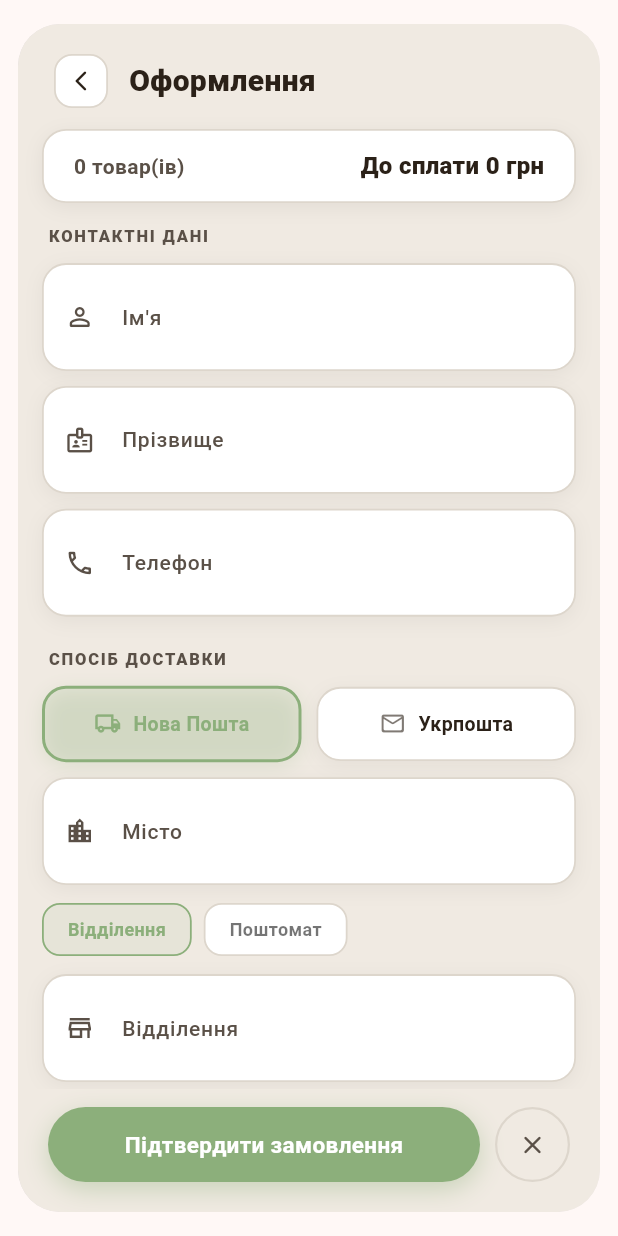
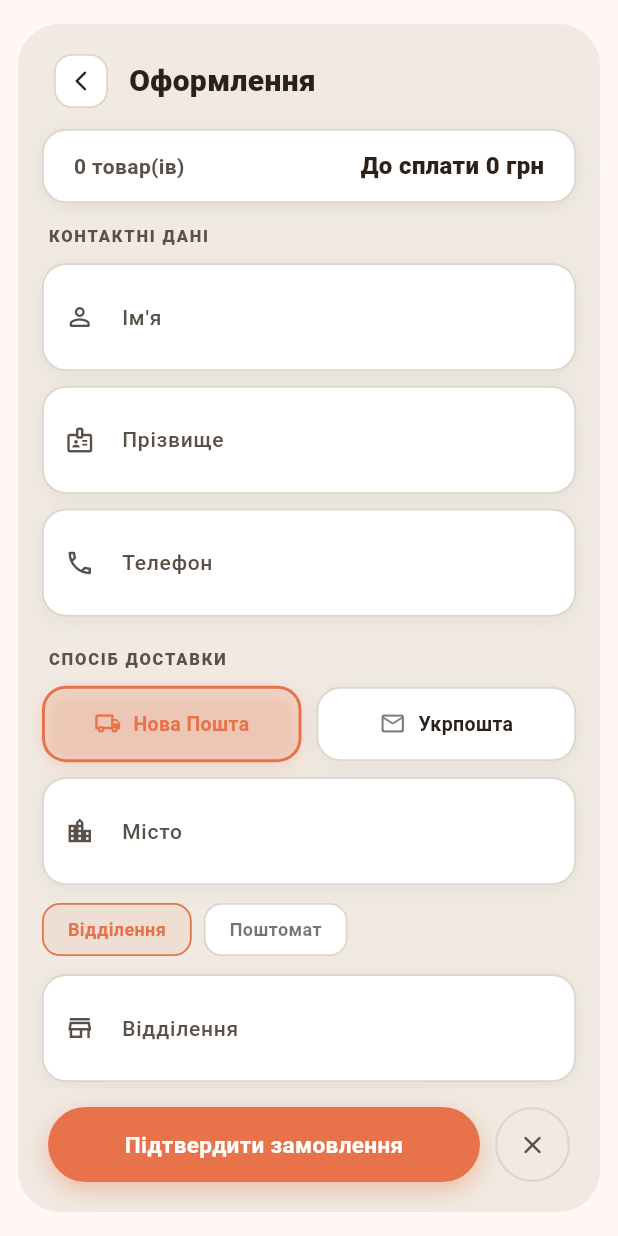
Before and after one commit to VolodymyrPTK/Almendra-app, a Flutter app: the CheckoutSheet widget shown alone on an empty page, opened directly, on a phone screen of 412 x 824 dp. Run offline on Flutter 3.47's test engine with Material 3 defaults, Android fonts, the phone set to English and light mode, and no system bars; our stand-ins replace cached_network_image, cloud_firestore, firebase_auth, firebase_core, google_sign_in, webview_flutter; missing offline and left inert: flutter_facebook_auth; accounts and stored records are empty.

Commit message:
ui updates

```diff
--- a/lib/screens/products_screen.dart
+++ b/lib/screens/products_screen.dart
@@ -135,7 +135,7 @@ class _ProductsScreenState extends State<ProductsScreen> {
                                   Icons.shopping_bag_outlined,
                                   size: 20,
                                   color: hasItems
-                                      ? const Color(0xFF8CAF7B)
+                                      ? const Color(0xFFE8734A)
                                       : (isDark
                                             ? Colors.white
                                             : const Color(0xFF3B3228)),
@@ -148,7 +148,7 @@ class _ProductsScreenState extends State<ProductsScreen> {
                                       style: const TextStyle(
                                         fontSize: 13,
                                         fontWeight: FontWeight.w700,
-                                        color: Color(0xFF8CAF7B),
+                                        color: Color(0xFFE8734A),
                                       ),
                                       maxLines: 1,
                                       overflow: TextOverflow.visible,
--- a/lib/widgets/checkout_sheet.dart
+++ b/lib/widgets/checkout_sheet.dart
@@ -857,14 +857,14 @@ class _CheckoutSheetState extends State<CheckoutSheet> {
                                 decoration: BoxDecoration(
                                   color: _isLoading
                                       ? const Color(
-                                          0xFF8CAF7B,
+                                          0xFFE8734A,
                                         ).withValues(alpha: 0.6)
-                                      : const Color(0xFF8CAF7B),
+                                      : const Color(0xFFE8734A),
                                   borderRadius: BorderRadius.circular(25),
                                   boxShadow: [
                                     BoxShadow(
                                       color: const Color(
-                                        0xFF8CAF7B,
+                                        0xFFE8734A,
                                       ).withValues(alpha: 0.4),
                                       blurRadius: 14,
                                       offset: const Offset(0, 5),
@@ -984,13 +984,13 @@ class _SuccessView extends StatelessWidget {
               width: 80,
               height: 80,
               decoration: BoxDecoration(
-                color: const Color(0xFF8CAF7B).withValues(alpha: 0.15),
+                color: const Color(0xFFE8734A).withValues(alpha: 0.15),
                 shape: BoxShape.circle,
               ),
               child: const Icon(
                 Icons.check_circle_outline_rounded,
                 size: 44,
-                color: Color(0xFF8CAF7B),
+                color: Color(0xFFE8734A),
               ),
             ),
             const SizedBox(height: 20),
@@ -1018,11 +1018,11 @@ class _SuccessView extends StatelessWidget {
                   vertical: 14,
                 ),
                 decoration: BoxDecoration(
-                  color: const Color(0xFF8CAF7B),
+                  color: const Color(0xFFE8734A),
                   borderRadius: BorderRadius.circular(25),
                   boxShadow: [
                     BoxShadow(
-                      color: const Color(0xFF8CAF7B).withValues(alpha: 0.4),
+                      color: const Color(0xFFE8734A).withValues(alpha: 0.4),
                       blurRadius: 14,
                       offset: const Offset(0, 5),
                     ),
--- a/lib/widgets/delivery_widgets.dart
+++ b/lib/widgets/delivery_widgets.dart
@@ -177,17 +177,17 @@ class MiniTab extends StatelessWidget {
 
   @override
   Widget build(BuildContext context) {
-    const green = Color(0xFF8CAF7B);
+    const orange = Color(0xFFE8734A);
     return GestureDetector(
       onTap: onTap,
       child: AnimatedContainer(
         duration: const Duration(milliseconds: 200),
         padding: const EdgeInsets.symmetric(horizontal: 16, vertical: 8),
         decoration: BoxDecoration(
-          color: selected ? green.withValues(alpha: 0.1) : cardBg,
+          color: selected ? orange.withValues(alpha: 0.1) : cardBg,
           borderRadius: BorderRadius.circular(12),
           border: Border.all(
-            color: selected ? green : borderCol,
+            color: selected ? orange : borderCol,
             width: 1.2,
           ),
         ),
@@ -196,7 +196,7 @@ class MiniTab extends StatelessWidget {
           style: TextStyle(
             fontSize: 12,
             fontWeight: FontWeight.w700,
-            color: selected ? green : (isDark ? Colors.white60 : Colors.black54),
+            color: selected ? orange : (isDark ? Colors.white60 : Colors.black54),
           ),
         ),
       ),
@@ -256,7 +256,7 @@ class NovaFields extends StatelessWidget {
 
   @override
   Widget build(BuildContext context) {
-    const green = Color(0xFF8CAF7B);
+    const orange = Color(0xFFE8734A);
 
     return Column(
       crossAxisAlignment: CrossAxisAlignment.stretch,
@@ -281,7 +281,7 @@ class NovaFields extends StatelessWidget {
                   height: 20,
                   child: CircularProgressIndicator(
                     strokeWidth: 2,
-                    valueColor: AlwaysStoppedAnimation(green),
+                    valueColor: AlwaysStoppedAnimation(orange),
                   ),
                 )
               : null,
@@ -318,7 +318,7 @@ class NovaFields extends StatelessWidget {
             child: Text(
               '${raion != null && raion!.isNotEmpty ? '$raion р-н, ' : ''}${oblast ?? ''}${oblast != null && !oblast!.contains('обл') ? ' обл.' : ''}',
               style: TextStyle(
-                color: green.withValues(alpha: 0.8),
+                color: orange.withValues(alpha: 0.8),
                 fontSize: 12,
                 fontWeight: FontWeight.w600,
               ),
@@ -365,7 +365,7 @@ class NovaFields extends StatelessWidget {
                   height: 20,
                   child: CircularProgressIndicator(
                     strokeWidth: 2,
-                    valueColor: AlwaysStoppedAnimation(green),
+                    valueColor: AlwaysStoppedAnimation(orange),
                   ),
                 )
               : null,
@@ -470,23 +470,23 @@ class DeliveryChip extends StatelessWidget {
 
   @override
   Widget build(BuildContext context) {
-    const green = Color(0xFF8CAF7B);
+    const orange = Color(0xFFE8734A);
     return GestureDetector(
       onTap: onTap,
       child: AnimatedContainer(
         duration: const Duration(milliseconds: 220),
         padding: const EdgeInsets.symmetric(horizontal: 14, vertical: 14),
         decoration: BoxDecoration(
-          color: selected ? green.withValues(alpha: 0.12) : cardBg,
+          color: selected ? orange.withValues(alpha: 0.12) : cardBg,
           borderRadius: BorderRadius.circular(16),
           border: Border.all(
-            color: selected ? green : borderCol,
+            color: selected ? orange : borderCol,
             width: selected ? 2.0 : 1.2,
           ),
           boxShadow: [
             BoxShadow(
               color: selected
-                  ? green.withValues(alpha: 0.20)
+                  ? orange.withValues(alpha: 0.20)
                   : Colors.black.withValues(alpha: isDark ? 0.22 : 0.05),
               blurRadius: 10,
               offset: const Offset(0, 3),
@@ -499,7 +499,7 @@ class DeliveryChip extends StatelessWidget {
             Icon(
               icon,
               size: 18,
-              color: selected ? green : titleCol.withValues(alpha: 0.6),
+              color: selected ? orange : titleCol.withValues(alpha: 0.6),
             ),
             const SizedBox(width: 8),
             Flexible(
@@ -508,7 +508,7 @@ class DeliveryChip extends StatelessWidget {
                 style: TextStyle(
                   fontSize: 13,
                   fontWeight: FontWeight.w700,
-                  color: selected ? green : titleCol,
+                  color: selected ? orange : titleCol,
                 ),
                 overflow: TextOverflow.ellipsis,
               ),
--- a/lib/widgets/liqpay_webview.dart
+++ b/lib/widgets/liqpay_webview.dart
@@ -78,7 +78,7 @@ class _LiqPayWebViewState extends State<LiqPayWebView> {
           WebViewWidget(controller: _controller),
           if (_isLoading)
             const Center(
-              child: CircularProgressIndicator(color: Color(0xFF8CAF7B)),
+              child: CircularProgressIndicator(color: Color(0xFFE8734A)),
             ),
         ],
       ),
--- a/lib/widgets/payment_options_view.dart
+++ b/lib/widgets/payment_options_view.dart
@@ -36,7 +36,7 @@ class _PaymentOptionsViewState extends State<PaymentOptionsView> {
     final subCol = widget.isDark ? Colors.white70 : const Color(0xFF5A5047);
     final cardBg = widget.isDark ? const Color(0xFF2A2420) : Colors.white;
     final borderCol = widget.isDark ? Colors.white12 : const Color(0xFFDDD6CC);
-    final highlightCol = const Color(0xFF8CAF7B);
+    final highlightCol = const Color(0xFFE8734A);
 
     return Column(
       children: [
```
Also changed, not shown: lib/screens/home_overlay.dart (+10 -6 lines), lib/widgets/cart_sheet.dart (+7 -7 lines).
